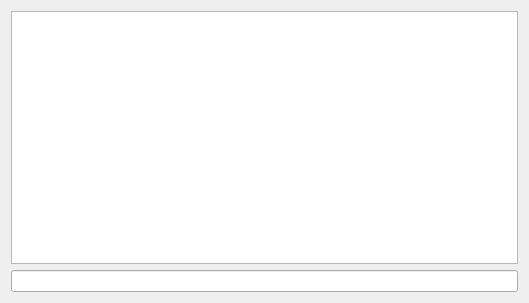
ZJPJAY/QT_Quick_Project, file ClientTest/chatpage.ui: the form before one commit.
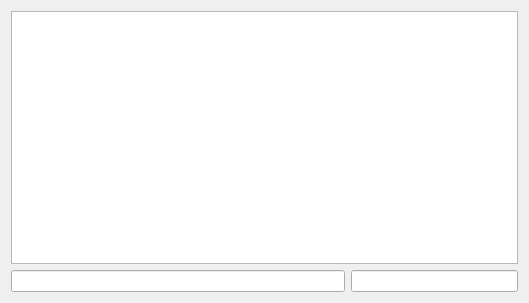
The form after the commit.

Commit message:
完成老师布置的作业
实现私人聊天的功能，在Client添加了一个textline组件用来输入目标IP地址和端口实现双向非广播的通话，一切都是在服务器完成处理，利用socketlist找到目标IP和端口实现传送，更新了textbrowser显示聊天内容的模块，能够直接显示发送方以及接收方IP和端口，如果没有指定，则显示没有输入IP和端口。
有一个失败例子是想在服务器通过connectToHost函数指定传送数据，未实现

Diff of the .ui file:
```diff
--- a/ClientTest/chatpage.ui
+++ b/ClientTest/chatpage.ui
@@ -20,7 +20,14 @@
       <widget class="QTextBrowser" name="tbReadData"/>
      </item>
      <item>
+      <layout class="QHBoxLayout" name="horizontalLayout" stretch="2,1">
+       <item>
       <widget class="QLineEdit" name="leSendData"/>
+       </item>
+       <item>
+        <widget class="QLineEdit" name="leSendAddress"/>
+       </item>
+      </layout>
      </item>
     </layout>
    </item>
```
Lines whose indentation alone changed are shown as unchanged. The commit also changes 2 other files.
